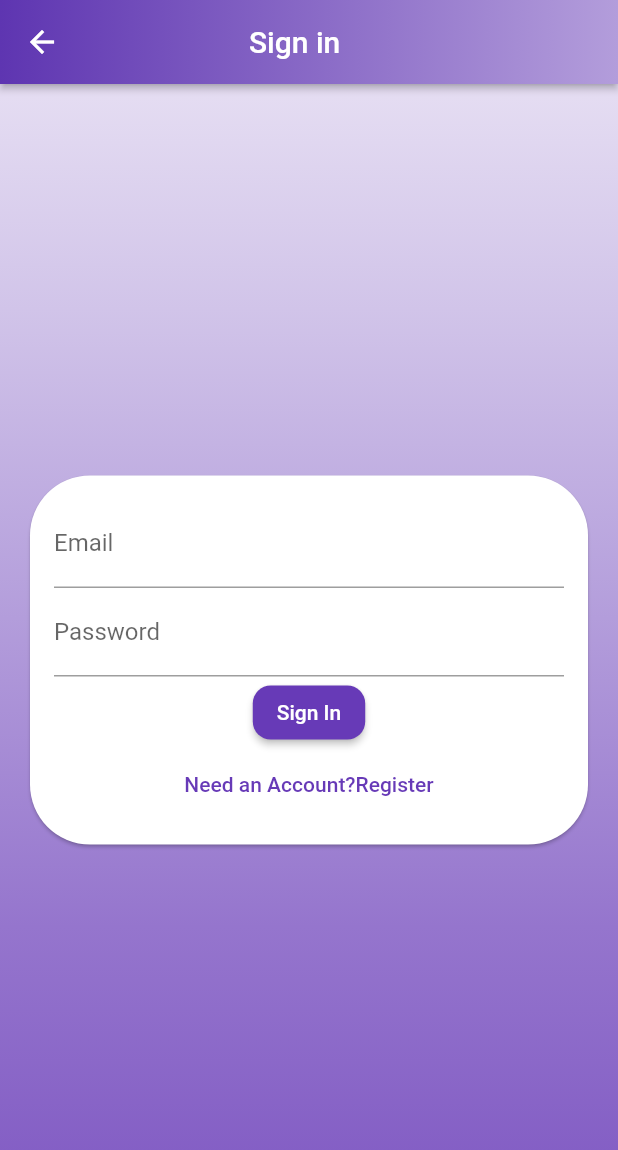
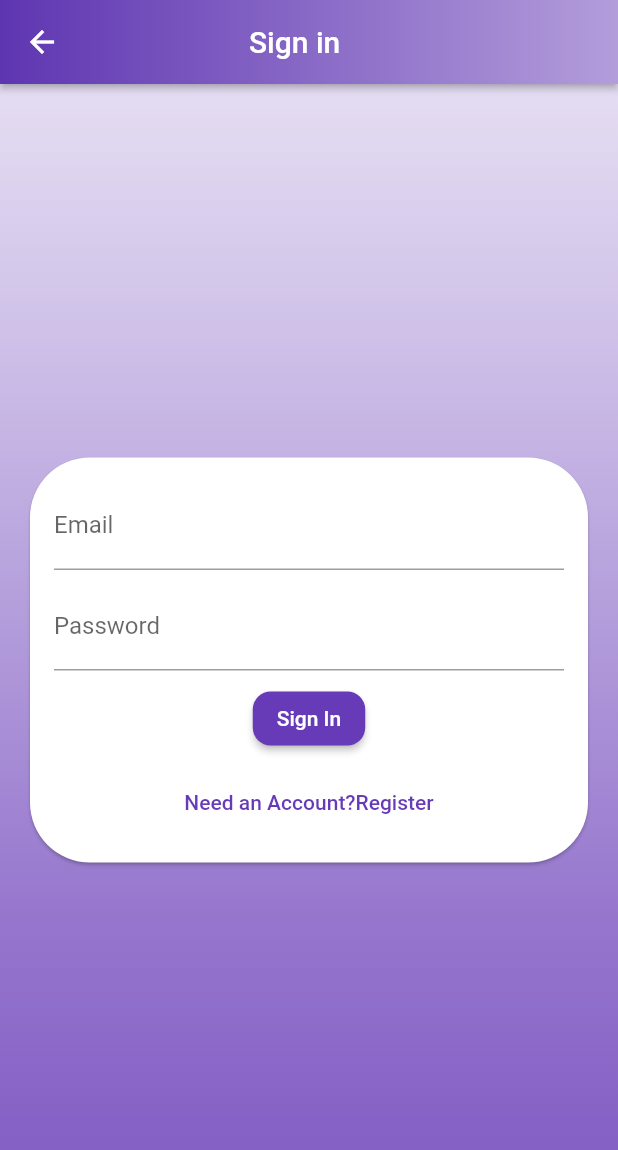
Before and after one commit to Shantanu66/Jobs-Profile-Builder-, a Flutter app: the EmailSignInPage screen opened directly, on a phone screen of 412 x 824 dp. Shown: the top 1150 px of the screen. Run offline on Flutter 3.47's test engine with Material 2 defaults, Android fonts, the phone set to English and light mode, and no system bars; our stand-ins replace firebase_auth, firebase_core, google_sign_in; missing offline and left inert: firebase_auth_web, firebase_core_web, google_sign_in_web; accounts and stored records are empty.

```diff
--- a/lib/app/sign_in/sign_in_with_email_form.dart
+++ b/lib/app/sign_in/sign_in_with_email_form.dart
@@ -11,13 +11,18 @@ class EmailSignInForm extends StatelessWidget {
           hintText: 'test@test.com',
         ),
       ),
+      SizedBox(
+        height: 8.0,
+      ),
       TextField(
         decoration: InputDecoration(
           labelText: 'Password',
         ),
         obscureText: true,
       ),
-
+      SizedBox(
+        height: 8.0,
+      ),
       ElevatedButton(
         child:Text('Sign In'),
         style: ElevatedButton.styleFrom(
@@ -26,6 +31,9 @@ class EmailSignInForm extends StatelessWidget {
           ),
         ),
         onPressed: () {},
+      ),
+      SizedBox(
+        height: 8.0,
       ),
       TextButton(
         child: Text('Need an Account?Register'),
```
Also changed, not shown: 1 other file.
